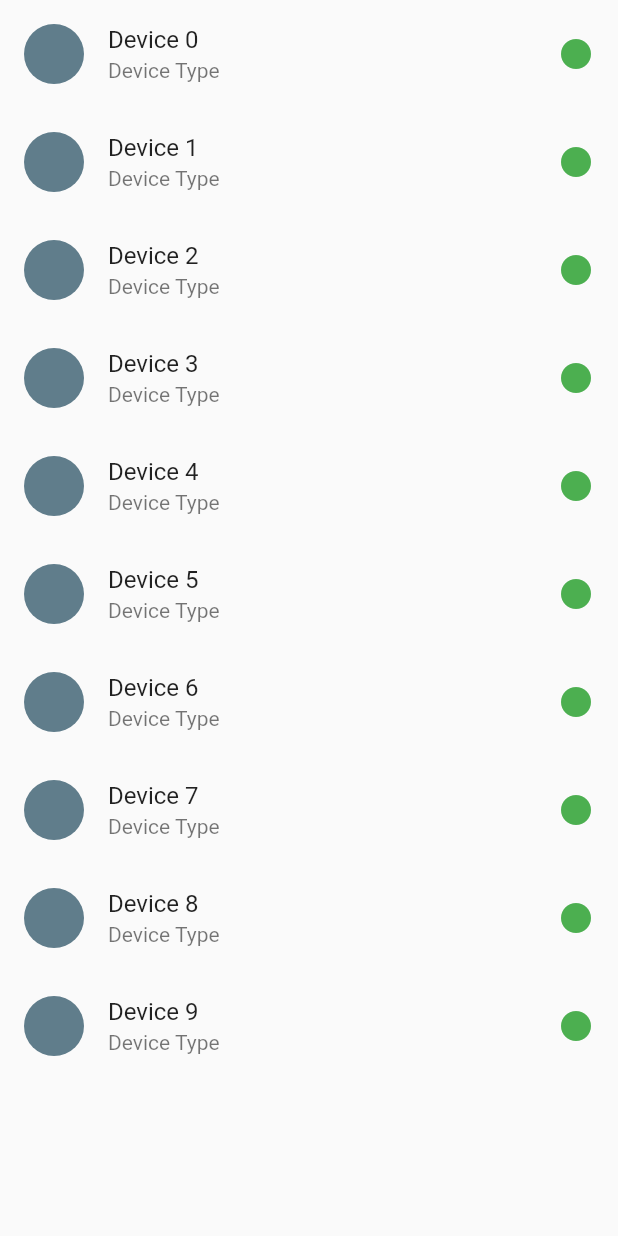
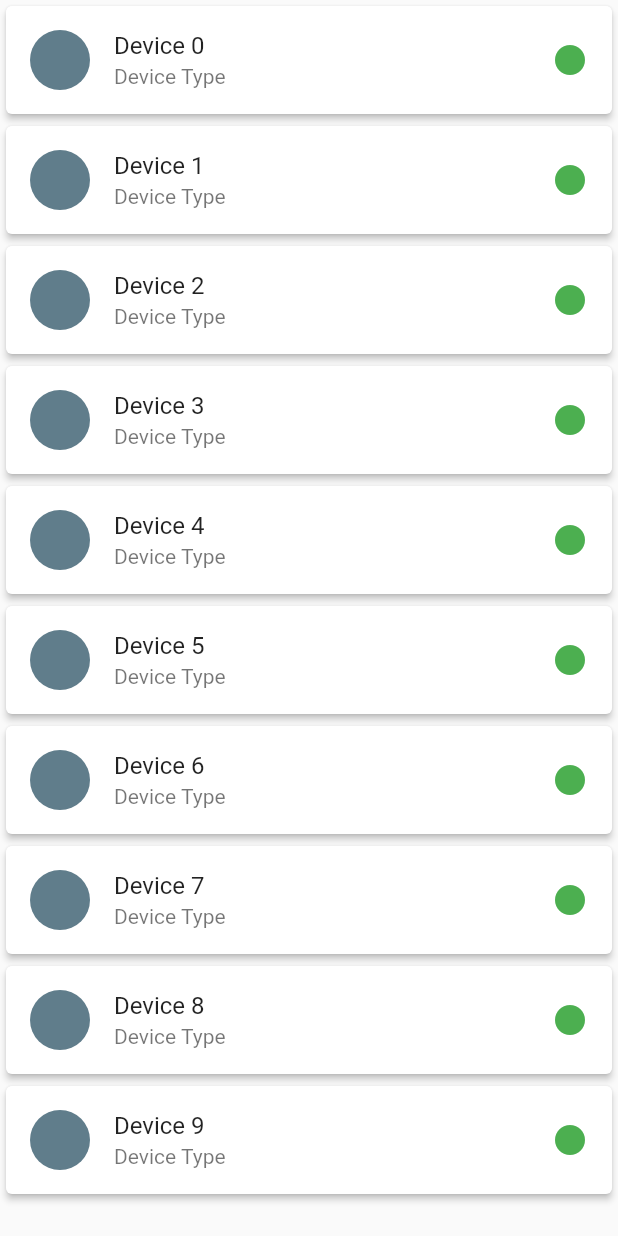
Before and after one commit to CE-GPP/SensorSight, a Flutter app: the DeviceListBuilder screen opened directly, on a phone screen of 412 x 824 dp. Run offline on Flutter 3.47's test engine with Material 2 defaults, Android fonts, the phone set to English and light mode, and no system bars; our stand-ins replace google_maps_flutter.

Commit message:
device info screen

```diff
--- a/Code/sensor_sight_app/lib/main.dart
+++ b/Code/sensor_sight_app/lib/main.dart
@@ -5,6 +5,7 @@ import 'package:google_maps_flutter/google_maps_flutter.dart';
 
 import './screens/device_list.dart';
 import './screens/map_view.dart';
+import './screens/device_info.dart';
 
 void main() => runApp(const MyApp());
 
@@ -44,13 +45,14 @@ class _MyStatefulWidget extends State<MyStatefulWidget> {
     // Index 1: Device List
     DeviceListBuilder(),
     // Index 2: AR Mode
+    DeviceInfo(),
+    // Index 3: Live Feeds
     Text(
-      'Index 2: AR Mode',
+      'Index 4: Live Feeds',
       style: optionStyle,
     ),
-    // Index 3: Live Feeds
     Text(
-      'Index 3: Live Feeds',
+      'Index 5: Live Feeds',
       style: optionStyle,
     ),
   ];
@@ -99,6 +101,12 @@ class _MyStatefulWidget extends State<MyStatefulWidget> {
               ),
             ),
             BottomNavigationBarItem(
+              label: 'Device Info',
+              icon: Icon(
+                Icons.device_hub_rounded,
+              ),
+            ),
+            BottomNavigationBarItem(
               label: 'AR Mode',
               icon: Icon(
                 Icons.vrpano_rounded,
@@ -107,7 +115,7 @@ class _MyStatefulWidget extends State<MyStatefulWidget> {
             BottomNavigationBarItem(
               label: 'Live Feeds',
               icon: Icon(
-                Icons.movie_rounded,
+                Icons.camera_rounded,
               ),
             ),
           ],
--- a/Code/sensor_sight_app/lib/screens/device_list.dart
+++ b/Code/sensor_sight_app/lib/screens/device_list.dart
@@ -36,6 +36,46 @@ import 'package:flutter/material.dart';
 //   }
 // }
 
+// class DeviceCard extends StatelessWidget {
+//   const DeviceCard({super.key});
+
+//   @override
+//   Widget build(BuildContext context) {
+//     return Column(
+//       children: [
+//         Card(
+//           elevation: 5,
+//           //color: Theme.of(context).colorScheme.surfaceVariant,
+//           clipBehavior: Clip.hardEdge,
+//           child: InkWell(
+//             splashColor: Colors.blueGrey.withAlpha(30),
+//             onTap: () {
+//               // Navigator.push(
+
+//               // )
+//               debugPrint('Card tapped.');
+//             },
+//             child: Column(
+//               mainAxisSize: MainAxisSize.min,
+//               children: const [
+//                 ListTile(
+//                   leading: CircleAvatar(
+//                     backgroundColor: Colors.blueGrey,
+//                   ),
+//                   title: Text('Device Name'),
+//                   subtitle: Text('Device Type'),
+//                   trailing: Icon(Icons.circle_rounded),
+//                   iconColor: Colors.green,
+//                 ),
+//               ],
+//             ),
+//           ),
+//         ),
+//       ],
+//     );
+//   }
+// }
+
 class DeviceListBuilder extends StatelessWidget {
   const DeviceListBuilder({Key? key}) : super(key: key);
 
@@ -44,18 +84,71 @@ class DeviceListBuilder extends StatelessWidget {
     return Scaffold(
       //appBar:
       //AppBar(title: const Text("Device List"), backgroundColor: Colors.blueGrey[200]),
-      body: ListView.builder(
+      body: SafeArea(
+        child: ListView.builder(
             itemCount: 10,
+            //separatorBuilder: (BuildContext context, int index) =>
+            //const Divider(),
+            clipBehavior: Clip.hardEdge,
             itemBuilder: (BuildContext context, int index) {
-            return ListTile(
+              return Card(
+                elevation: 2,
+                child: ListTile(
+                    //contentPadding: const EdgeInsets.fromLTRB(20, 8, 20, 8),
+                    onTap: () {
+                      //Navigator.push(
+
+                      //);
+                      debugPrint('Card $index tapped.');
+                    },
                     leading: const CircleAvatar(
                       backgroundColor: Colors.blueGrey,
                     ),
                     subtitle: const Text('Device Type'),
                     trailing: const Icon(Icons.circle_rounded),
-                iconColor: Colors.green,
-                title: Text("Device $index"));
+                    iconColor: Colors
+                        .green, // change color based on if device offline or online
+                    title: Text("Device $index")),
+              );
             }),
+      ),
     );
   }
 }
+
+
+
+  ///   Widget build(BuildContext context) {
+  ///     return Scaffold(
+  ///       body: SafeArea(
+  ///         child: ListView.custom(
+  ///           childrenDelegate: SliverChildBuilderDelegate(
+  ///             (BuildContext context, int index) {
+  ///               return KeepAlive(
+  ///                 data: items[index],
+  ///                 key: ValueKey<String>(items[index]),
+  ///               );
+  ///             },
+  ///             childCount: items.length,
+  ///             findChildIndexCallback: (Key key) {
+  ///               final ValueKey<String> valueKey = key as ValueKey<String>;
+  ///               final String data = valueKey.value;
+  ///               return items.indexOf(data);
+  ///             }
+  ///           ),
+  ///         ),
+  ///       ),
+  ///       bottomNavigationBar: BottomAppBar(
+  ///         child: Row(
+  ///           mainAxisAlignment: MainAxisAlignment.center,
+  ///           children: <Widget>[
+  ///             TextButton(
+  ///               onPressed: () => _reverse(),
+  ///               child: const Text('Reverse items'),
+  ///             ),
+  ///           ],
+  ///         ),
+  ///       ),
+  ///     );
+  ///   }
+  /// }
```
Also changed, not shown: Code/sensor_sight_app/lib/screens/device_info.dart (+26 -3 lines). Lines whose indentation alone changed are shown as unchanged.
